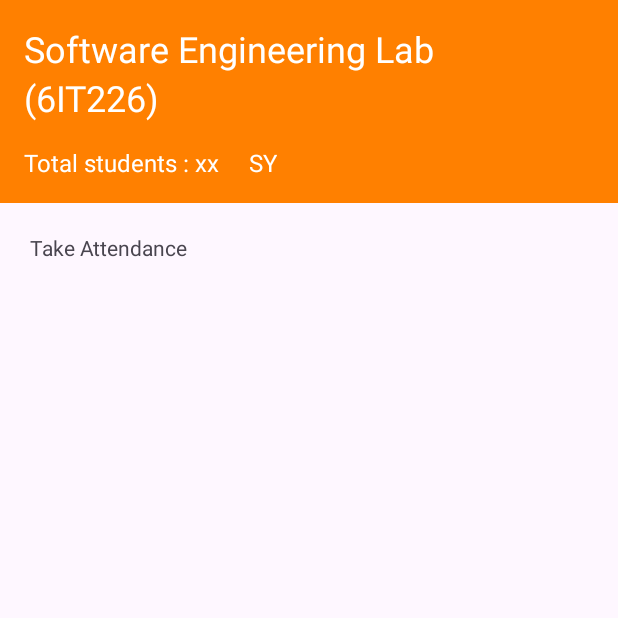
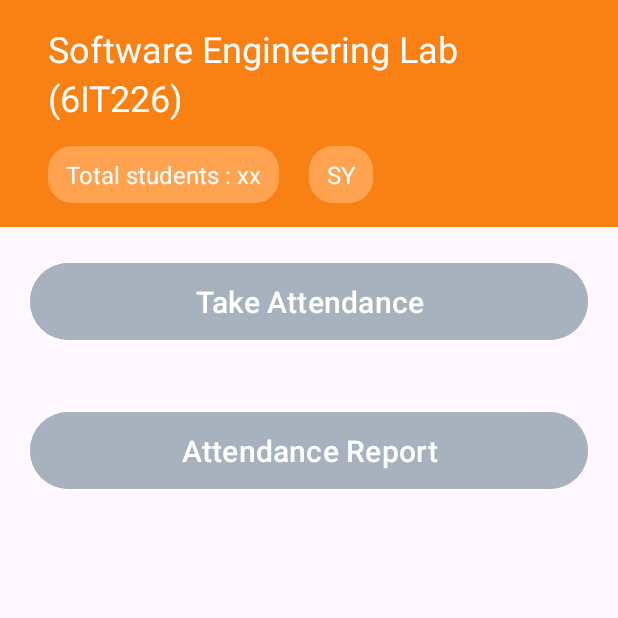
Before and after one commit to Team-Phonix-Mini-Project/AttendX, an Android app: the CourseDetailActivity screen opened directly, with no data from a screen before it, on a phone screen of 412 x 824 dp, the top half of it. Run offline under Robolectric (Android 15) with nearby library versions, the phone set to English and light mode, and no system bars.

Commit message:
course tab activity done

```diff
--- a/app/src/main/res/color/f1f1f1.xml
+++ /dev/null
@@ -1,4 +0,0 @@
-<?xml version="1.0" encoding="utf-8"?>
-<selector xmlns:android="http://schemas.android.com/apk/res/android">
-
-</selector>
--- /dev/null
+++ b/app/src/main/res/drawable/moodle_theme1.xml
@@ -0,0 +1,5 @@
+<?xml version="1.0" encoding="utf-8"?>
+<shape xmlns:android="http://schemas.android.com/apk/res/android"
+    android:shape="rectangle">
+    <solid android:color="#F98012" />
+</shape>
--- a/app/src/main/res/drawable/root.xml
+++ /dev/null
@@ -1,19 +0,0 @@
-<?xml version="1.0" encoding="utf-8"?>
-<rounded_corner xmlns:tools="http://schemas.android.com/tools"
-    xmlns:android="http://schemas.android.com/apk/res/android"
-    tools:ignore="ExtraText">
-
-        android:rounded_corner="rectangle" >
-
-        <!-- shape property for the view based on the value particular view would be drawn -->
-        <corners
-            android:radius="25dp" />
-        <stroke android:width="0.9dp"
-            android:color="@color/black" />
-        <!--  stroke for defining a border for view -->
-
-        <size
-            android:height="40dp"
-            android:width="40dp" />
-        <!-- size element is used to define a design here height & width are same means square with some radius -->
-</rounded_corner>
--- /dev/null
+++ b/app/src/main/res/drawable/rounded_corner_background.xml
@@ -0,0 +1,6 @@
+<!-- Rounded Corner Background -->
+<shape xmlns:android="http://schemas.android.com/apk/res/android"
+    android:shape="rectangle">
+    <corners android:radius="16dp" />
+    <solid android:color="#ffa350" />
+</shape>
--- a/app/src/main/res/layout/activity_course_detail.xml
+++ b/app/src/main/res/layout/activity_course_detail.xml
@@ -4,72 +4,103 @@
     xmlns:tools="http://schemas.android.com/tools"
     android:layout_width="match_parent"
     android:layout_height="match_parent"
-    tools:context=".CourseDetailActivity"
     android:orientation="vertical"
-    >
+    tools:context=".CourseDetailActivity">
+
+
+    <androidx.appcompat.widget.Toolbar
+        android:id="@+id/toolbar"
+        android:layout_width="match_parent"
+        android:layout_height="wrap_content"
+        android:background="@drawable/moodle_theme1"
+        app:popupTheme="@style/ThemeOverlay.AppCompat.Light"
+        app:theme="@style/ThemeOverlay.AppCompat.Dark.ActionBar"
+        app:title="Software Engineering Lab (6IT226)"
+        app:titleTextColor="#FFFFFF">
 
         <LinearLayout
             android:layout_width="match_parent"
             android:layout_height="wrap_content"
+            android:background="@drawable/moodle_theme1"
             android:orientation="vertical"
-        android:background="#FF8000"
-        android:padding="16dp"
-        >
+            android:padding="16dp">
 
             <TextView
+                android:id="@+id/TextView_courseName"
                 android:layout_width="match_parent"
                 android:layout_height="wrap_content"
                 android:text="Software Engineering Lab"
-            android:textSize="24sp"
                 android:textColor="#fff"
-            />
+                android:textSize="24sp" />
+
             <TextView
+                android:id="@+id/TextView_courseCode"
                 android:layout_width="match_parent"
                 android:layout_height="wrap_content"
                 android:text="(6IT226)"
-            android:textSize="24sp"
                 android:textColor="#fff"
-            />
+                android:textSize="24sp" />
+
             <LinearLayout
                 android:layout_width="match_parent"
                 android:layout_height="wrap_content"
-            android:orientation="horizontal"
                 android:layout_marginTop="16dp"
-            >
+                android:orientation="horizontal">
 
                 <TextView
+                    android:id="@+id/TextView_tStd"
                     android:layout_width="wrap_content"
                     android:layout_height="wrap_content"
+                    android:layout_marginRight="20dp"
+                    android:background="@drawable/rounded_corner_background"
+                    android:paddingLeft="12dp"
+                    android:paddingRight="12dp"
+                    android:paddingTop="8dp"
+                    android:paddingBottom="8dp"
                     android:text="Total students : xx"
-                android:layout_marginRight="20dp"
                     android:textColor="#fff"
-                android:textSize="16dp"
-                />
+                    android:textSize="16dp" />
 
                 <TextView
+                    android:id="@+id/TextView_Year"
                     android:layout_width="wrap_content"
                     android:layout_height="wrap_content"
+                    android:background="@drawable/rounded_corner_background"
+                    android:paddingLeft="12dp"
+                    android:paddingRight="12dp"
+                    android:paddingTop="8dp"
+                    android:paddingBottom="8dp"
                     android:text="SY"
                     android:textColor="#fff"
-                android:textSize="16dp"
-                />
+                    android:textSize="16dp" />
 
 
             </LinearLayout>
 
-
         </LinearLayout>
 
-    <TextView
-        android:layout_margin="20dp"
-        android:layout_marginTop="20dp"
+    </androidx.appcompat.widget.Toolbar>
+
+
+    <Button
+        android:id="@+id/Button_attendance"
         android:layout_width="match_parent"
         android:layout_height="wrap_content"
+        android:layout_margin="20dp"
+        android:backgroundTint="#a8b2bf"
+        android:padding="12dp"
         android:text="Take Attendance"
-        />
+        android:textSize="20sp" />
 
-
-
+    <Button
+        android:id="@+id/Button_attendReport"
+        android:layout_width="match_parent"
+        android:layout_height="wrap_content"
+        android:layout_margin="20dp"
+        android:backgroundTint="#a8b2bf"
+        android:padding="12dp"
+        android:text="Attendance Report"
+        android:textSize="20sp" />
 
 
 </LinearLayout>
```
Lines whose indentation alone changed are shown as unchanged.
